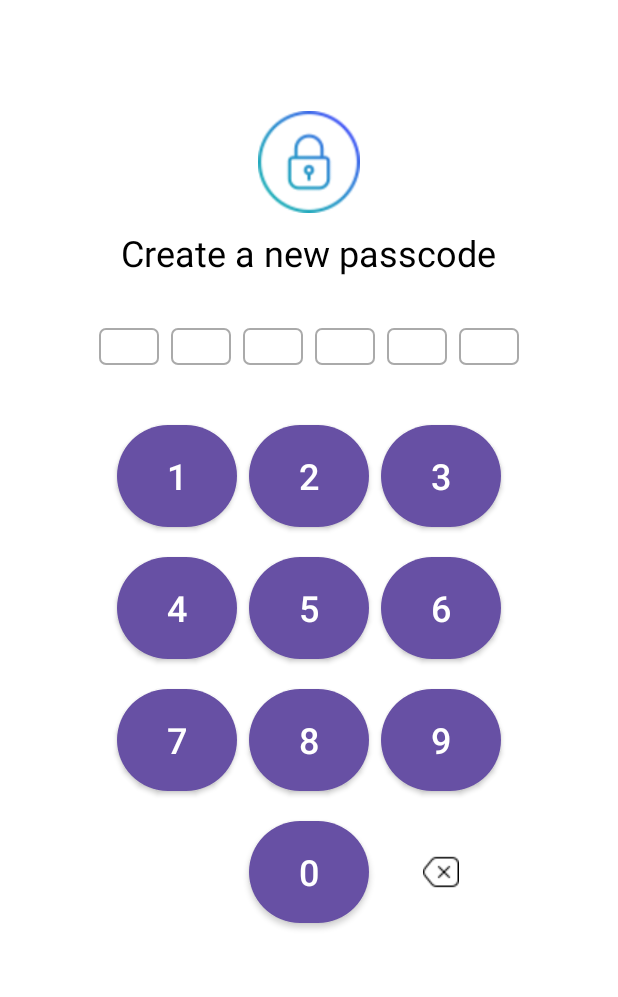
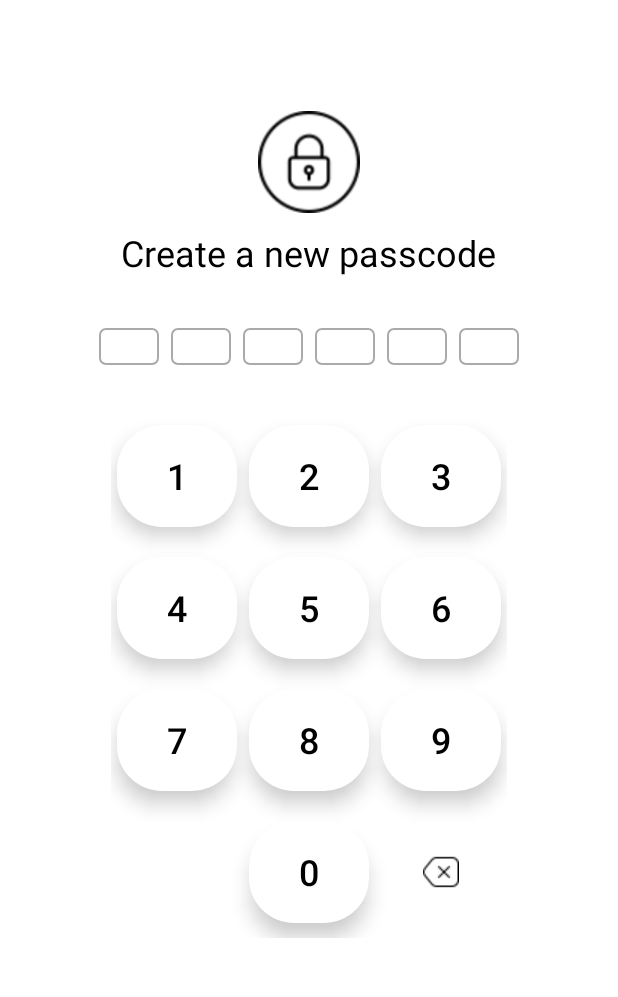
Before and after one commit to nonshas20/Leenk, an Android app: the CreatePasscodeActivity screen opened directly, with no data from a screen before it, on a phone screen of 412 x 824 dp, the part 192-1189 px from its top. Run offline under Robolectric (Android 15) with nearby library versions, the phone set to English and light mode, and no system bars; our stand-ins replace Firebase (no records; nobody signed in at launch, a user with empty details on screens opened directly); 1 statement that could not run was skipped.

Commit message:
-latest pls

```diff
--- a/app/src/main/res/layout/activity_passcode_creation.xml
+++ b/app/src/main/res/layout/activity_passcode_creation.xml
@@ -46,6 +46,7 @@
             android:src="@drawable/ic_lock"
             android:layout_marginBottom="10dp"
             android:layout_marginTop="20dp"
+            app:tint="@android:color/black"
             android:contentDescription="Lock Icon" />
 
         <TextView
@@ -136,55 +137,55 @@
                 android:id="@+id/btn1"
                 style="@style/NumberPadButton"
                 android:text="1"
-                android:textColor="@color/white"/>
+                android:textColor="@color/black"/>
 
             <Button
                 android:id="@+id/btn2"
                 style="@style/NumberPadButton"
                 android:text="2"
-                android:textColor="@color/white"/>
+                android:textColor="@color/black"/>
 
             <Button
                 android:id="@+id/btn3"
                 style="@style/NumberPadButton"
                 android:text="3"
-                android:textColor="@color/white"/>
+                android:textColor="@color/black"/>
 
             <Button
                 android:id="@+id/btn4"
                 style="@style/NumberPadButton"
                 android:text="4"
-                android:textColor="@color/white"/>
+                android:textColor="@color/black"/>
 
             <Button
                 android:id="@+id/btn5"
                 style="@style/NumberPadButton"
                 android:text="5"
-                android:textColor="@color/white"/>
+                android:textColor="@color/black"/>
 
             <Button
                 android:id="@+id/btn6"
                 style="@style/NumberPadButton"
                 android:text="6"
-                android:textColor="@color/white"/>
+                android:textColor="@color/black"/>
 
             <Button
                 android:id="@+id/btn7"
                 style="@style/NumberPadButton"
                 android:text="7"
-                android:textColor="@color/white"/>
+                android:textColor="@color/black"/>
 
             <Button
                 android:id="@+id/btn8"
                 style="@style/NumberPadButton"
                 android:text="8"
-                android:textColor="@color/white"/>
+                android:textColor="@color/black"/>
 
             <Button
                 android:id="@+id/btn9"
                 style="@style/NumberPadButton"
                 android:text="9"
-                android:textColor="@color/white"/>
+                android:textColor="@color/black"/>
 
             <Space
                 android:layout_width="0dp"
@@ -194,7 +195,7 @@
                 android:id="@+id/btn0"
                 style="@style/NumberPadButton"
                 android:text="0"
-                android:textColor="@color/white"/>
+                android:textColor="@color/black"/>
 
             <ImageButton
                 android:id="@+id/btnBackspace"
--- a/app/src/main/res/values/styles.xml
+++ b/app/src/main/res/values/styles.xml
@@ -5,11 +5,16 @@
 
     </style>
 
-    <style name="NumberPadButton" parent="Widget.MaterialComponents.Button">
+    <style name="NumberPadButton" parent="Widget.MaterialComponents.Button.OutlinedButton">
         <item name="android:layout_width">80dp</item>
         <item name="android:layout_height">80dp</item>
         <item name="android:textSize">24sp</item>
-        <item name="cornerRadius">40dp</item>
+        <item name="android:textColor">@android:color/black</item>
+        <item name="backgroundTint">@android:color/white</item>
+        <item name="cornerRadius">30dp</item>
+        <item name="strokeColor">@android:color/darker_gray</item>
+        <item name="strokeWidth">0dp</item>
+        <item name="android:elevation">8dp</item>
     </style>
 
     <style name="NumberPadButtonWhite" parent="Widget.MaterialComponents.Button.OutlinedButton">
```
